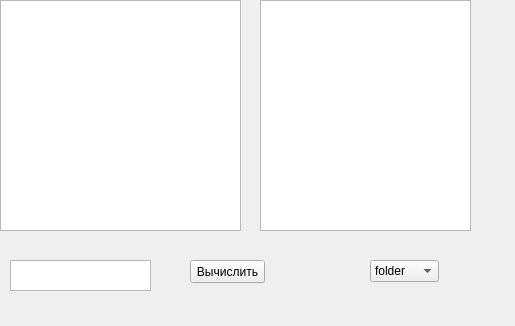
Before: the Qt Designer form widget.ui in Fizers/ttttttttt, drawn with Qt 5.
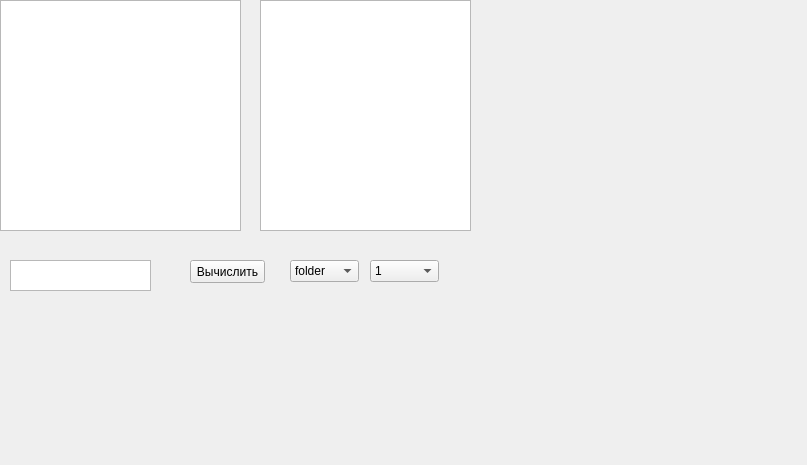
After: the same form once the commit is applied.

Commit message: Добавление необходимых виджетов

```diff
--- a/widget.ui
+++ b/widget.ui
@@ -6,8 +6,8 @@
    <rect>
     <x>0</x>
     <y>0</y>
-    <width>515</width>
-    <height>326</height>
+    <width>807</width>
+    <height>465</height>
    </rect>
   </property>
   <property name="windowTitle">
@@ -59,7 +59,7 @@
   <widget class="QComboBox" name="comboBox">
    <property name="geometry">
     <rect>
-     <x>370</x>
+     <x>290</x>
      <y>260</y>
      <width>69</width>
      <height>22</height>
@@ -76,6 +76,43 @@
     </property>
    </item>
   </widget>
+  <widget class="QComboBox" name="comboBox_2">
+   <property name="geometry">
+    <rect>
+     <x>370</x>
+     <y>260</y>
+     <width>69</width>
+     <height>22</height>
+    </rect>
+   </property>
+   <item>
+    <property name="text">
+     <string>1</string>
+    </property>
+   </item>
+   <item>
+    <property name="text">
+     <string>2</string>
+    </property>
+   </item>
+   <item>
+    <property name="text">
+     <string>3</string>
+    </property>
+   </item>
+  </widget>
+  <widget class="QStackedWidget" name="stackedWidget">
+   <property name="geometry">
+    <rect>
+     <x>519</x>
+     <y>19</y>
+     <width>221</width>
+     <height>251</height>
+    </rect>
+   </property>
+   <widget class="QWidget" name="page"/>
+   <widget class="QWidget" name="page_2"/>
+  </widget>
  </widget>
  <resources/>
  <connections/>
```
